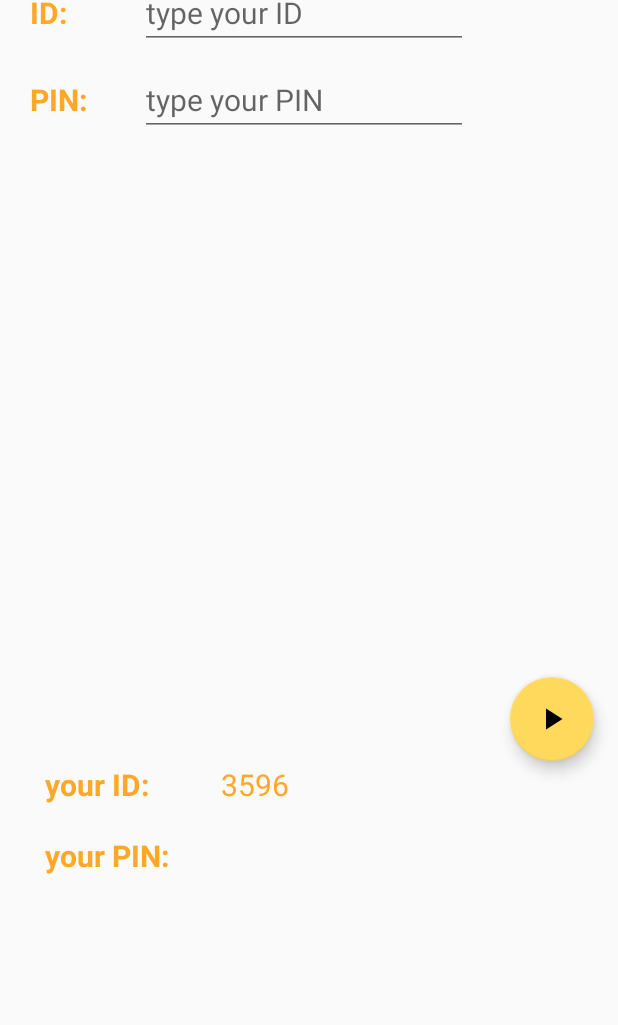
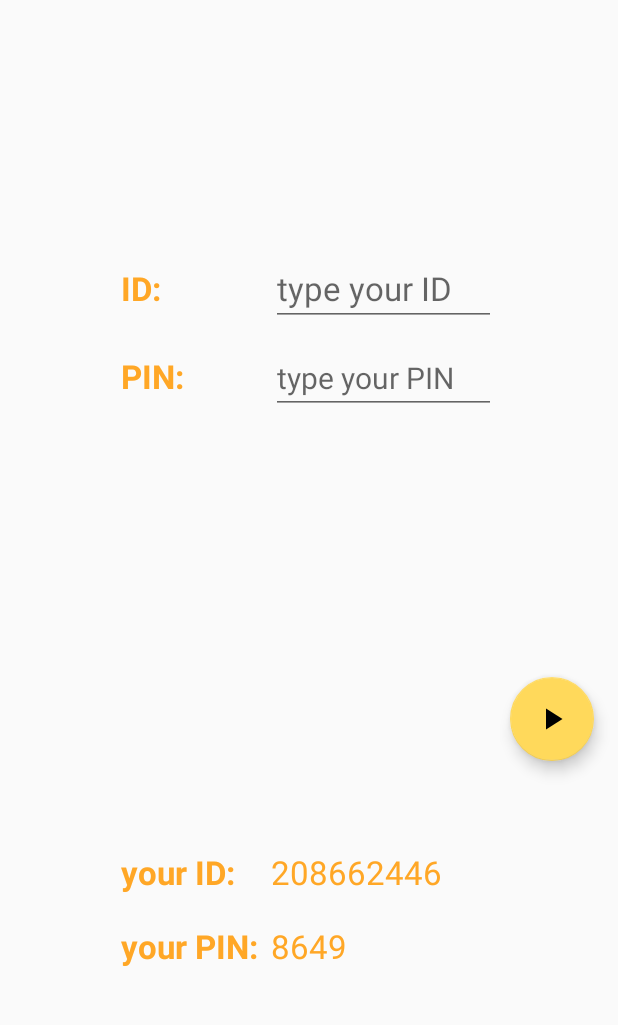
Before and after one commit to flormartin/follow-that-car, an Android app: the fragment InputFragment placed in its activity, after a tap on "FOLLOW ME", on a phone screen of 412 x 824 dp, the part 137-1162 px from its top. Run offline under Robolectric (Android 15) with nearby library versions, the phone set to English and light mode, and no system bars.

Commit message:
random ID und PIN wird in ShowFragment erstellt (onCreate) + layouts show und input in der Mitte + 22dp Textgröße

```diff
--- a/app/src/main/java/de/tum/mw/ftm/followthatcar/ShowFragment.java
+++ b/app/src/main/java/de/tum/mw/ftm/followthatcar/ShowFragment.java
@@ -11,6 +11,7 @@ import android.view.ViewGroup;
 import android.widget.TextView;
 
 import java.util.Random;
+import java.util.stream.IntStream;
 
 
 /**
@@ -31,15 +32,14 @@ public class ShowFragment extends Fragment {
     public View onCreateView(LayoutInflater inflater, ViewGroup container,
                              Bundle savedInstanceState) {
         //create ID and PIN
-        Random rand = new Random();
-        int id = rand.nextInt(rand.nextInt(100000000) + 999999999); //neunstellig
-        int pin = rand.nextInt(rand.nextInt(1000) + 9999); //vierstellig
+        int randId = (int)(Math.random()*900000000)+100000000; //9-digit
+        int randPin = (int)(Math.random()*9000)+1000; //4-digit
 
         View view = inflater.inflate(R.layout.fragment_show, container, false);
         tvId = view.findViewById(R.id.show_id);
-        tvId.setText(""+id);
+        tvId.setText("" + randId);
         tvPin = view.findViewById(R.id.show_pin);
-        tvId.setText(""+pin);
+        tvPin.setText("" + randPin);
 
 
         // Inflate the layout for this fragment
--- a/app/src/main/res/layout/fragment_input.xml
+++ b/app/src/main/res/layout/fragment_input.xml
@@ -7,60 +7,57 @@
 
     <LinearLayout
         android:layout_width="match_parent"
-        android:layout_height="match_parent"
+        android:layout_height="wrap_content"
         android:orientation="vertical"
+        android:layout_gravity="center"
         android:layout_margin="20dp">
 
         <LinearLayout
-            android:layout_width="match_parent"
+            android:layout_width="wrap_content"
             android:layout_height="wrap_content"
             android:orientation="horizontal"
-            android:layout_marginRight="80dp"
-            android:layout_marginBottom="10dp">
+            android:layout_gravity="center"
+            android:layout_margin="5dp">
 
             <TextView
                 android:id="@+id/id"
-                android:layout_width="match_parent"
+                android:layout_width="100dp"
                 android:layout_height="wrap_content"
-                android:layout_weight="3"
                 android:text="@string/id"
-                android:textSize="20sp"
+                android:textSize="22sp"
                 android:textStyle="bold"
                 android:textColor="@color/colorPrimary"/>
 
             <EditText
                 android:id="@+id/input_id"
-                android:layout_width="match_parent"
+                android:layout_width="150dp"
                 android:layout_height="wrap_content"
-                android:layout_weight="1"
                 android:hint="@string/id_hint"
-                android:textSize="20sp"
+                android:textSize="22sp"
                 android:inputType="number"
                 android:textColor="@color/colorPrimary"/>
         </LinearLayout>
 
         <LinearLayout
-            android:layout_width="match_parent"
+            android:layout_width="wrap_content"
             android:layout_height="wrap_content"
             android:orientation="horizontal"
-            android:layout_marginRight="80dp"
-            android:layout_marginBottom="10dp">
+            android:layout_gravity="center"
+            android:layout_margin="5dp">
 
             <TextView
                 android:id="@+id/pin"
-                android:layout_width="match_parent"
+                android:layout_width="100dp"
                 android:layout_height="wrap_content"
-                android:layout_weight="3"
                 android:text="@string/pin"
-                android:textSize="20sp"
+                android:textSize="22sp"
                 android:textStyle="bold"
                 android:textColor="@color/colorPrimary"/>
 
             <EditText
                 android:id="@+id/input_pin"
-                android:layout_width="match_parent"
+                android:layout_width="150dp"
                 android:layout_height="wrap_content"
-                android:layout_weight="1"
                 android:hint="@string/pin_hint"
                 android:textSize="20sp"
                 android:inputType="number"
--- a/app/src/main/res/layout/fragment_show.xml
+++ b/app/src/main/res/layout/fragment_show.xml
@@ -7,59 +7,56 @@
 
     <LinearLayout
         android:layout_width="match_parent"
-        android:layout_height="match_parent"
+        android:layout_height="wrap_content"
         android:orientation="vertical"
+        android:layout_gravity="center"
         android:layout_margin="20dp">
 
         <LinearLayout
-            android:layout_width="match_parent"
+            android:layout_width="wrap_content"
             android:layout_height="wrap_content"
             android:orientation="horizontal"
+            android:layout_gravity="center"
             android:layout_margin="10dp">
 
             <TextView
                 android:id="@+id/your_id"
-                android:layout_width="match_parent"
+                android:layout_width="100dp"
                 android:layout_height="wrap_content"
-                android:layout_weight="2"
                 android:text="@string/your_id"
-                android:textSize="20sp"
+                android:textSize="22sp"
                 android:textStyle="bold"
                 android:textColor="@color/colorPrimary"/>
 
             <TextView
                 android:id="@+id/show_id"
-                android:layout_width="match_parent"
+                android:layout_width="150dp"
                 android:layout_height="wrap_content"
-                android:layout_weight="1"
-
-                android:textSize="20sp"
+                android:textSize="22sp"
                 android:textColor="@color/colorPrimary"/>
         </LinearLayout>
 
         <LinearLayout
-            android:layout_width="match_parent"
+            android:layout_width="wrap_content"
             android:layout_height="wrap_content"
             android:orientation="horizontal"
+            android:layout_gravity="center"
             android:layout_margin="10dp">
 
             <TextView
                 android:id="@+id/your_pin"
-                android:layout_width="match_parent"
+                android:layout_width="100dp"
                 android:layout_height="wrap_content"
-                android:layout_weight="2"
                 android:text="@string/your_pin"
-                android:textSize="20sp"
+                android:textSize="22sp"
                 android:textStyle="bold"
                 android:textColor="@color/colorPrimary"/>
 
             <TextView
                 android:id="@+id/show_pin"
-                android:layout_width="match_parent"
+                android:layout_width="150dp"
                 android:layout_height="wrap_content"
-
-                android:layout_weight="1"
-                android:textSize="20sp"
+                android:textSize="22sp"
                 android:textColor="@color/colorPrimary"/>
 
         </LinearLayout>
```
